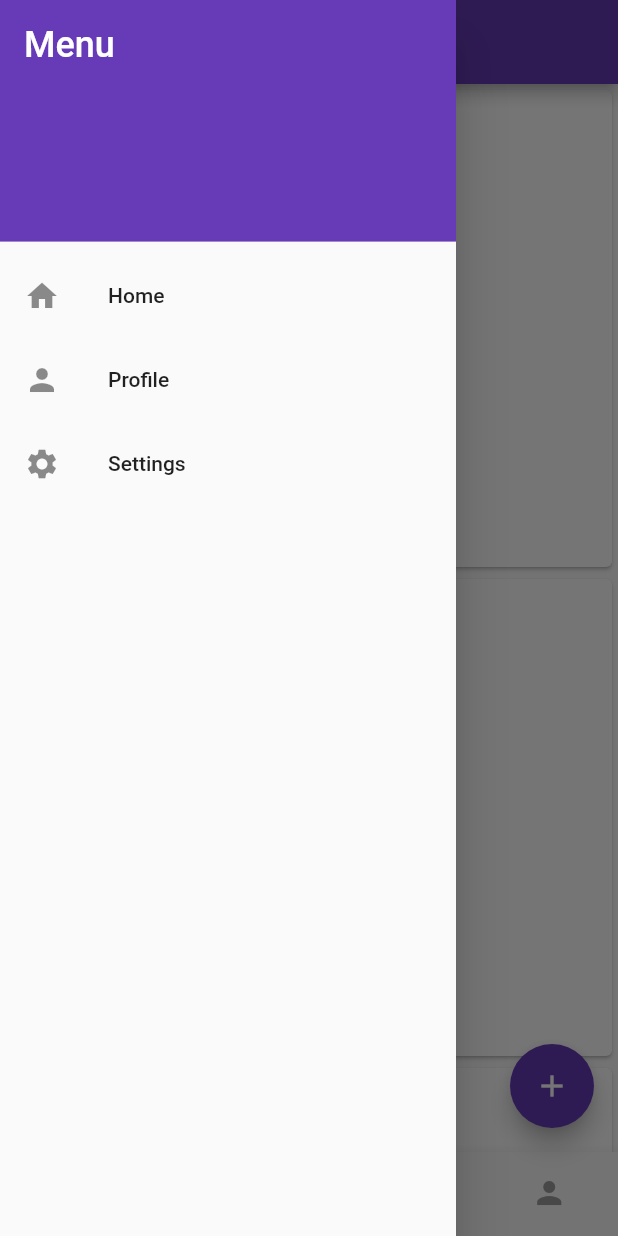
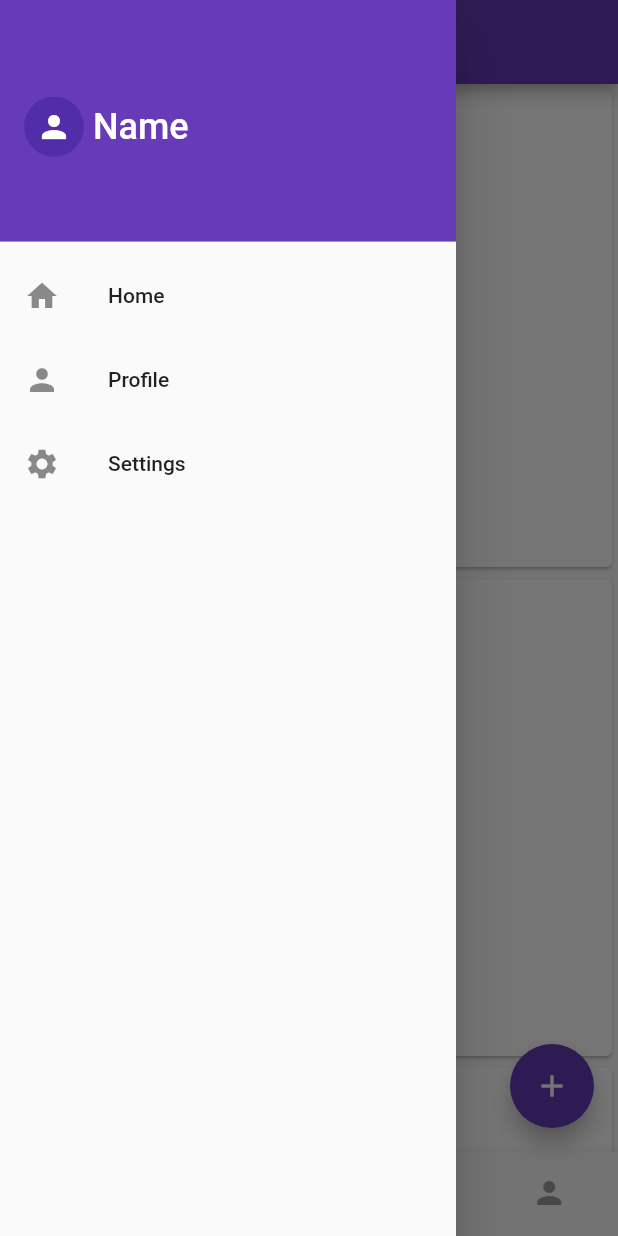
Before and after one commit to its4nas/Flutter-course, a Flutter app: the screen it shows after launch, with the side drawer open, on a phone screen of 412 x 824 dp. Run offline on Flutter 3.47's test engine with Material 2 defaults, Android fonts, the phone set to English and light mode, and no system bars.

Commit message:
fourth lecture

```diff
--- a/lib/tw_test.dart
+++ b/lib/tw_test.dart
@@ -45,6 +45,7 @@ class _EzPostCardState extends State<EzPostCard> {
         child: ListView(
           padding: EdgeInsets.zero,
           children: <Widget>[
+            CircleAvatar(child: Icon(Icons.person),),
             DrawerHeader(
               decoration: BoxDecoration(
                 color: Colors.deepPurple,
--- a/lib/twitter.dart
+++ b/lib/twitter.dart
@@ -1,4 +1,6 @@
 import 'package:flutter/material.dart';
+
+import 'tw_test.dart';
 
 class TwitterMainPage extends StatefulWidget {
   @override
@@ -37,19 +39,28 @@ class _TwitterMainPageState extends State<TwitterMainPage> {
               decoration: BoxDecoration(
                 color: Colors.deepPurple,
               ),
-              child: Text(
-                'Menu',
-                style: TextStyle(
-                  color: Colors.white,
-                  fontSize: 24,
-                ),
+              child: Row(
+                children: [
+                  CircleAvatar(child: Icon(Icons.person),),
+                  Text(
+                    ' Name',
+                    style: TextStyle(
+                      color: Colors.white,
+                      fontSize: 24,
+                    ),
+                  ),
+                ],
               ),
             ),
             ListTile(
               leading: Icon(Icons.home),
               title: Text('Home'),
               onTap: () {
-                // Handle drawer item tap
+                Navigator.of(context).push(
+                  MaterialPageRoute(builder: (context){
+                    return EzPostCard(username: 'Anas', content: 'this is some content', timestamp: '1 hr ago', comments: ["nigga","nigger"],);
+                  })
+                );
               },
             ),
             ListTile(
@@ -234,7 +245,7 @@ class _TwitterPostCardState extends State<TwitterPostCard> {
                 onPressed: _toggleShowAllComments,
                 child: Text(
                   showAllComments ? 'Hide comments' : 'View all comments',
-                  style: TextStyle(color: Colors.blue),
+                  style: TextStyle(color: Colors.purple),
                 ),
               ),
           ],
```
Also changed, not shown: lib/main.dart (+0 -96 lines), lib/second.dart (+14 -1 lines).
